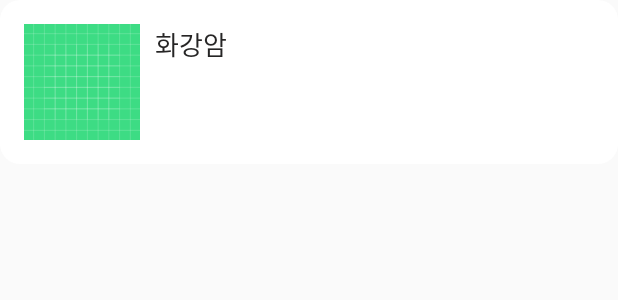
After one commit to 9oormthon-5th-mang9rme/mang9rme_aos, an Android app: the layout item_main_rv_contents.xml on its own in the app's theme, with its tools: preview values and no code run, on a phone screen of 412 x 824 dp. The commit adds this screen. Shown: the top 300 px of the screen. Run offline under Robolectric (Android 15) with nearby library versions, the phone set to English and light mode, and no system bars.

Commit message:
feat: 메인뷰 구성 및 폰트 추가

```diff
--- /dev/null
+++ b/app/src/main/res/drawable/back_main_content_rv.xml
@@ -0,0 +1,7 @@
+<?xml version="1.0" encoding="utf-8"?>
+<shape xmlns:android="http://schemas.android.com/apk/res/android"
+    android:shape="rectangle">
+    <solid android:color="@color/c_ffffff" />
+    <corners android:radius="13dp" />
+
+</shape>
--- /dev/null
+++ b/app/src/main/res/layout/item_main_rv_contents.xml
@@ -0,0 +1,46 @@
+<?xml version="1.0" encoding="utf-8"?>
+<layout xmlns:android="http://schemas.android.com/apk/res/android"
+    xmlns:app="http://schemas.android.com/apk/res-auto"
+    xmlns:tools="http://schemas.android.com/tools">
+
+    <data>
+
+        <variable
+            name="stoneData"
+            type="com.goormthon.mang9rme.common.data.StoneData" />
+    </data>
+
+    <androidx.constraintlayout.widget.ConstraintLayout
+        android:layout_width="match_parent"
+        android:layout_height="wrap_content"
+        android:background="@drawable/back_main_content_rv">
+
+        <ImageView
+            android:id="@+id/item_main_rv_contents_iv_image"
+            android:layout_width="77dp"
+            android:layout_height="77dp"
+            setRadiusImage="@{stoneData.imgUrl}"
+            app:layout_constraintTop_toTopOf="parent"
+            app:layout_constraintBottom_toBottomOf="parent"
+            app:layout_constraintStart_toStartOf="parent"
+            android:layout_margin="16dp"
+            tools:src="@drawable/ic_launcher_background"
+            />
+
+        <TextView
+            android:layout_width="wrap_content"
+            android:layout_height="wrap_content"
+            android:text="@{stoneData.stoneName}"
+            android:textSize="17sp"
+            android:textColor="@color/c_262525"
+            android:fontFamily="@font/pretendard_semibold"
+            android:layout_marginStart="10dp"
+            app:layout_constraintTop_toTopOf="@id/item_main_rv_contents_iv_image"
+            app:layout_constraintStart_toEndOf="@id/item_main_rv_contents_iv_image"
+            tools:text="화강암" />
+
+
+
+    </androidx.constraintlayout.widget.ConstraintLayout>
+
+</layout>
--- a/app/src/main/res/values/colors.xml
+++ b/app/src/main/res/values/colors.xml
@@ -16,4 +16,6 @@
     <color name="c_1a6cbd">#1a6cbd</color>
     <color name="c_ffffff">#ffffff</color>
     <color name="c_dadada">#dadada</color>
+    <color name="c_f4f4f4">#f4f4f4</color>
+    <color name="c_262525">#262525</color>
 </resources>
```
Also changed, not shown: app/build.gradle (+11 -0 lines), app/src/main/java/com/goormthon/mang9rme/jihun/main/MainActivity.kt (deleted, +0 -18 lines), app/src/main/java/com/goormthon/mang9rme/jihun/main/MainBindingAdapter.kt (added, +13 -0 lines), app/src/main/java/com/goormthon/mang9rme/jihun/main/view/MainActivity.kt (added, +37 -0 lines), app/src/main/java/com/goormthon/mang9rme/jihun/main/viewmodel/MainViewModel.kt (added, +10 -0 lines), app/src/main/res/layout/activity_main.xml (+28 -2 lines), 3 other files.
